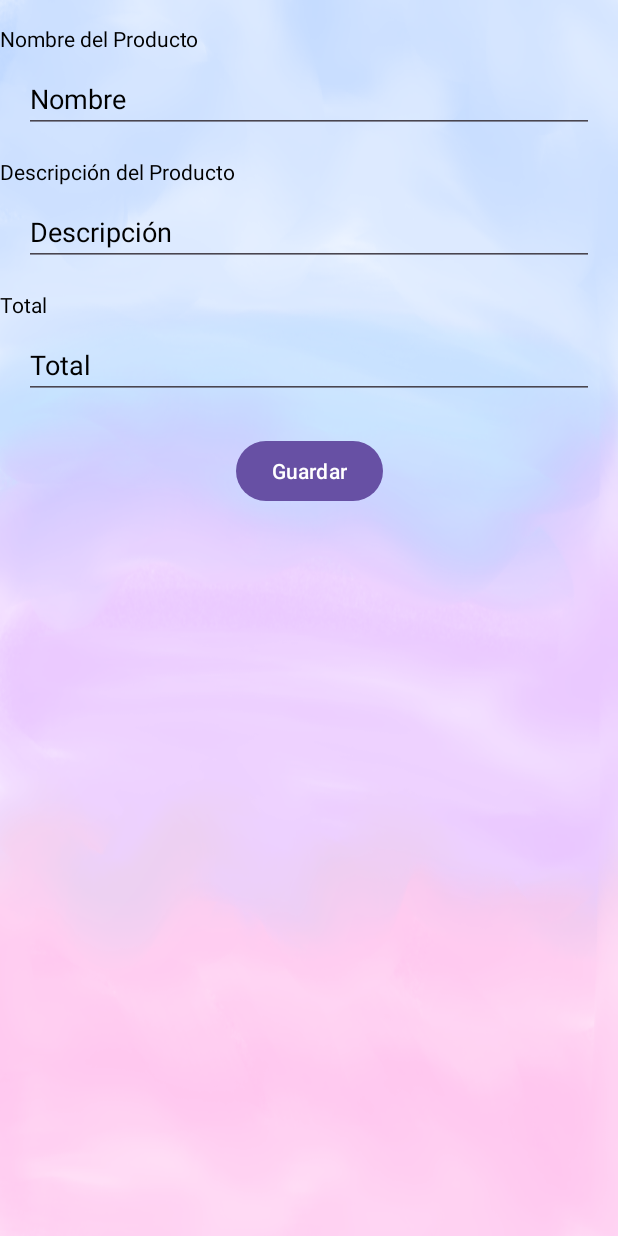
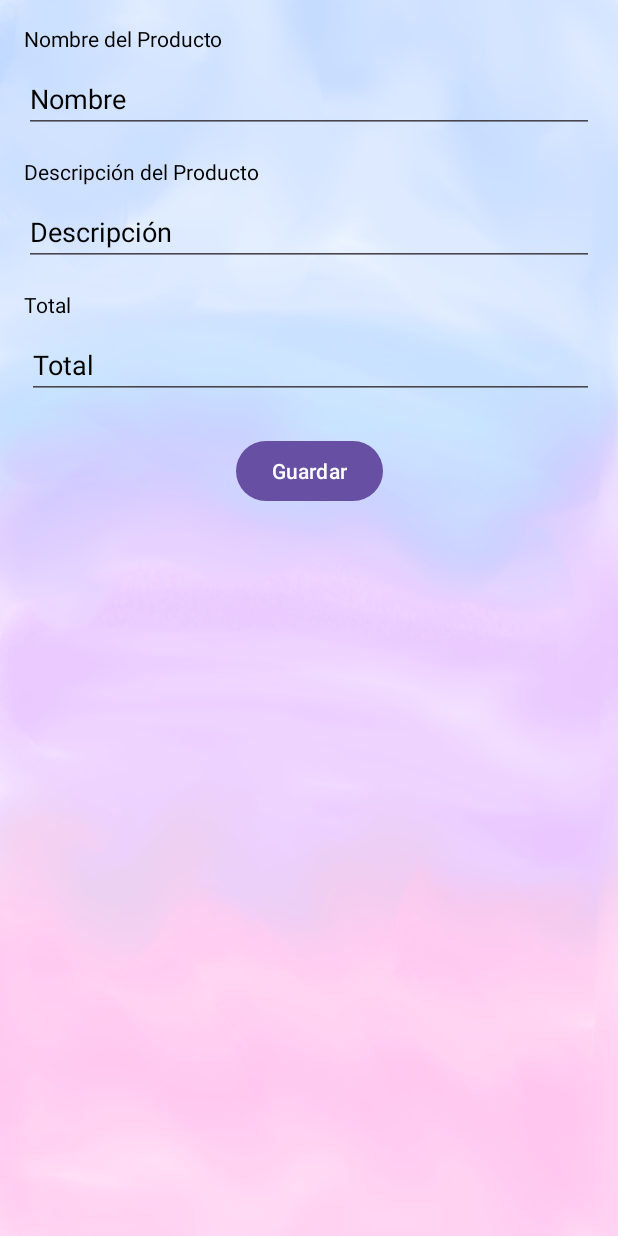
Before and after one commit to IDS-Mandujano/AppVenta, an Android app: the add_producto screen opened directly, with no data from a screen before it, on a phone screen of 412 x 824 dp. Run offline under Robolectric (Android 15) with nearby library versions, the phone set to English and light mode, and no system bars.

Commit message:
add margin inputs and view seguimiento

```diff
--- a/app/src/main/java/com/example/api/PedidoAdapter.kt
+++ b/app/src/main/java/com/example/api/PedidoAdapter.kt
@@ -6,7 +6,6 @@ import android.view.ViewGroup
 import android.widget.TextView
 import androidx.recyclerview.widget.RecyclerView
 import com.example.api.Pedido
-import com.example.appventa.R
 
 class PedidoAdapter(private val pedidos: List<Pedido>) : RecyclerView.Adapter<PedidoAdapter.PedidoViewHolder>() {
 
--- a/app/src/main/res/layout/activity_add_producto.xml
+++ b/app/src/main/res/layout/activity_add_producto.xml
@@ -32,7 +32,8 @@
         android:textColor="@android:color/black"
         app:layout_constraintTop_toBottomOf="@id/etNumero"
         app:layout_constraintLeft_toLeftOf="parent"
-        android:layout_marginTop="16dp" />
+        android:layout_marginTop="16dp"
+        android:layout_marginLeft="16dp"/>
 
     <EditText
         android:id="@+id/etNombre"
@@ -57,7 +58,8 @@
         android:textColor="@android:color/black"
         app:layout_constraintTop_toBottomOf="@id/etNombre"
         app:layout_constraintLeft_toLeftOf="parent"
-        android:layout_marginTop="16dp" />
+        android:layout_marginTop="16dp"
+        android:layout_marginLeft="16dp"/>
 
     <EditText
         android:id="@+id/etDescripcion"
@@ -82,7 +84,8 @@
         android:textColor="@android:color/black"
         app:layout_constraintTop_toBottomOf="@id/etDescripcion"
         app:layout_constraintLeft_toLeftOf="parent"
-        android:layout_marginTop="16dp" />
+        android:layout_marginTop="16dp"
+        android:layout_marginLeft="16dp"/>
 
     <EditText
         android:id="@+id/etTotal"
@@ -96,7 +99,7 @@
         app:layout_constraintLeft_toLeftOf="parent"
         app:layout_constraintRight_toRightOf="parent"
         android:layout_marginTop="8dp"
-        android:layout_marginLeft="16dp"
+        android:layout_marginLeft="18dp"
         android:layout_marginRight="16dp" />
 
     <!-- Botón para guardar el producto -->
```
Also changed, not shown: app/src/main/res/layout/seguimiento.xml (added, +42 -0 lines).
